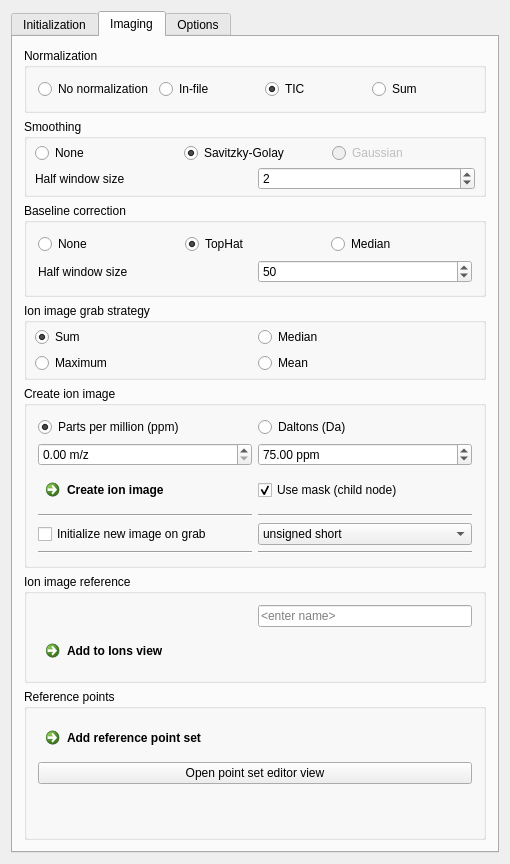
First picture: the form in Plugins/org.mitk.gui.qt.m2.Data/src/internal/m2Data.ui, repository m2aia/m2aia, before the edit.
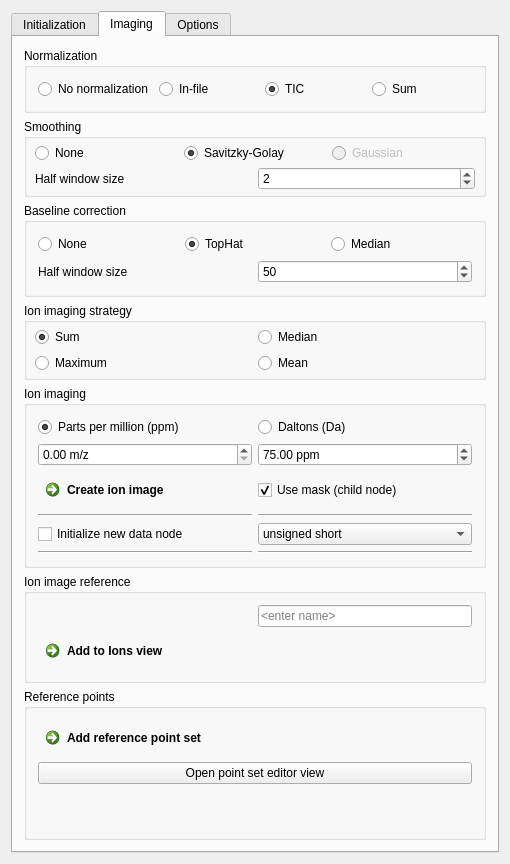
Second picture: the form after the edit.

Commit message: rename to ion imaging

```diff
--- a/Plugins/org.mitk.gui.qt.m2.Data/src/internal/m2Data.ui
+++ b/Plugins/org.mitk.gui.qt.m2.Data/src/internal/m2Data.ui
@@ -462,7 +462,7 @@
        <item>
         <widget class="QGroupBox" name="GrabIonImageStrategy">
          <property name="title">
-          <string>Ion image grab strategy</string>
+          <string>Ion imaging strategy</string>
          </property>
          <property name="checkable">
           <bool>false</bool>
@@ -578,7 +578,7 @@
           <string/>
          </property>
          <property name="title">
-          <string>Create ion image</string>
+          <string>Ion imaging</string>
          </property>
          <property name="flat">
           <bool>false</bool>
@@ -745,7 +745,7 @@
                <string/>
               </property>
               <property name="text">
-               <string>Initialize new image on grab </string>
+               <string>Initialize new data node</string>
               </property>
              </widget>
             </item>
```
